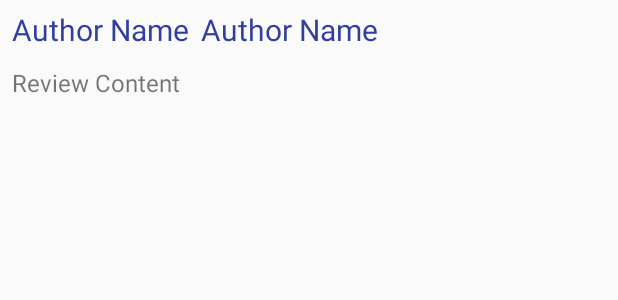
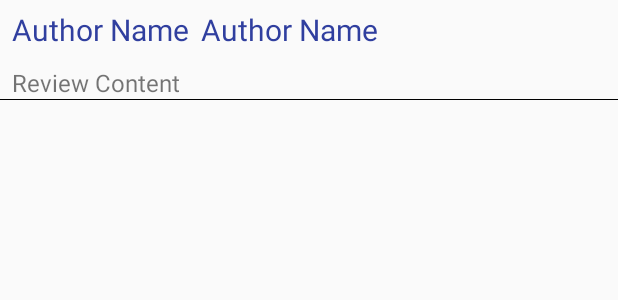
Before and after one commit to gauravsngarg/PopularMovies, an Android app: the layout review_list_item.xml on its own in the app's theme, with its tools: preview values and no code run, on a phone screen of 412 x 824 dp. Shown: the top 300 px of the screen. Run offline under Robolectric (Android 15) with nearby library versions, the phone set to English and light mode, and no system bars.

Commit message:
Add divider in Review list Item

```diff
--- a/app/src/main/res/layout/review_list_item.xml
+++ b/app/src/main/res/layout/review_list_item.xml
@@ -45,5 +45,13 @@
         android:gravity="left"
         android:textSize="16sp"
         tools:text="Review Content" />
+    <View
+        android:id="@+id/overview_divider1"
+        android:layout_width="match_parent"
+        android:layout_height="0.5dp"
+        android:layout_marginBottom="0dp"
+        android:layout_marginTop="0dp"
+        android:background="#000000"
+        android:visibility="visible"/>
 
 </LinearLayout>
```
